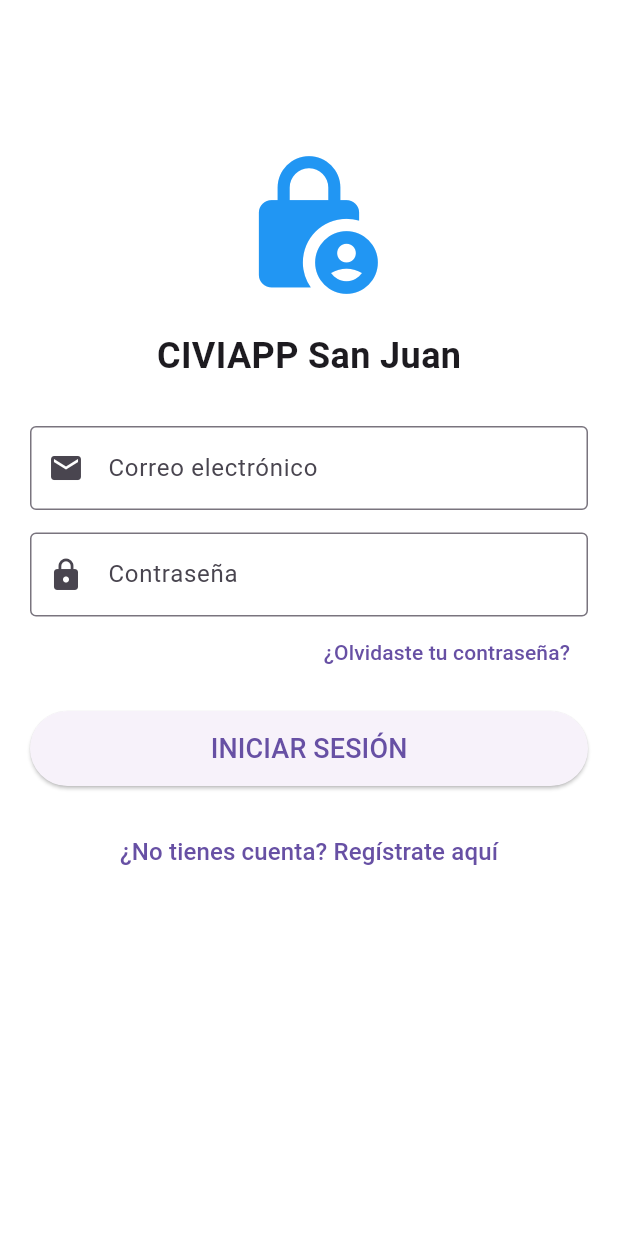
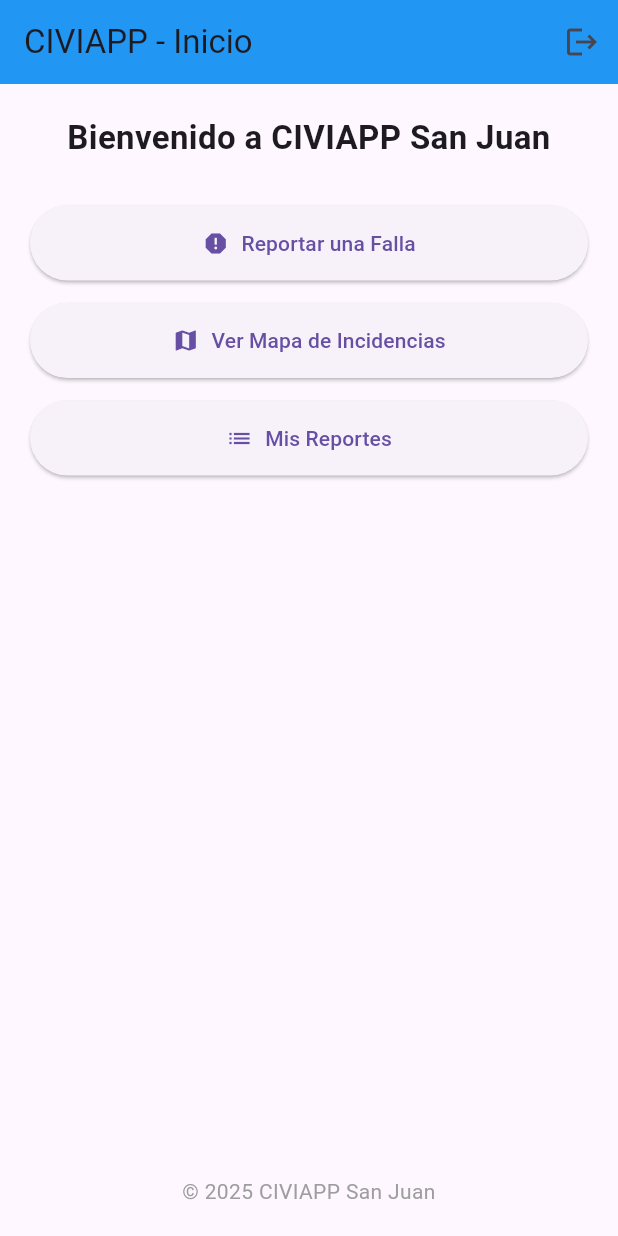
Before and after one commit to jesuscolmenaresp/civiapp, a Flutter app: the screen it shows after launch, after a tap on "INICIAR SESIÓN", on a phone screen of 412 x 824 dp. Run offline on Flutter 3.47's test engine with Material 3 defaults, Android fonts, the phone set to English and light mode, and no system bars.

Commit message:
nuevas pantallas

```diff
--- /dev/null
+++ b/lib/home.dart
@@ -0,0 +1,112 @@
+import 'package:flutter/material.dart';
+
+// Importa las pantallas (aunque aún no existan, las crearás luego)
+import 'crear_reporte.dart';
+import 'mapa.dart';
+import 'mis_reportes.dart';
+
+class HomeScreen extends StatelessWidget {
+  const HomeScreen({super.key});
+
+  @override
+  Widget build(BuildContext context) {
+    return Scaffold(
+      appBar: AppBar(
+        title: const Text('CIVIAPP - Inicio'),
+        backgroundColor: Colors.blue,
+        actions: [
+          IconButton(
+            icon: const Icon(Icons.logout),
+            onPressed: () {
+              // Cerrar sesión → vuelve al login
+              Navigator.pop(context);
+            },
+          )
+        ],
+      ),
+
+      body: Padding(
+        padding: const EdgeInsets.all(20.0),
+        child: Column(
+          crossAxisAlignment: CrossAxisAlignment.stretch,
+          children: [
+
+            const Text(
+              'Bienvenido a CIVIAPP San Juan',
+              style: TextStyle(
+                fontSize: 22,
+                fontWeight: FontWeight.bold,
+              ),
+              textAlign: TextAlign.center,
+            ),
+
+            const SizedBox(height: 30),
+
+            // BOTÓN: CREAR REPORTE
+            ElevatedButton.icon(
+              icon: const Icon(Icons.report),
+              label: const Text('Reportar una Falla'),
+              style: ElevatedButton.styleFrom(
+                padding: const EdgeInsets.symmetric(vertical: 15),
+              ),
+              onPressed: () {
+                Navigator.push(
+                  context,
+                  MaterialPageRoute(
+                    builder: (context) => const CrearReporteScreen(),
+                  ),
+                );
+              },
+            ),
+
+            const SizedBox(height: 15),
+
+            // BOTÓN: VER MAPA
+            ElevatedButton.icon(
+              icon: const Icon(Icons.map),
+              label: const Text('Ver Mapa de Incidencias'),
+              style: ElevatedButton.styleFrom(
+                padding: const EdgeInsets.symmetric(vertical: 15),
+              ),
+              onPressed: () {
+                Navigator.push(
+                  context,
+                  MaterialPageRoute(
+                    builder: (context) => const MapaScreen(),
+                  ),
+                );
+              },
+            ),
+
+            const SizedBox(height: 15),
+
+            // BOTÓN: MIS REPORTES
+            ElevatedButton.icon(
+              icon: const Icon(Icons.list),
+              label: const Text('Mis Reportes'),
+              style: ElevatedButton.styleFrom(
+                padding: const EdgeInsets.symmetric(vertical: 15),
+              ),
+              onPressed: () {
+                Navigator.push(
+                  context,
+                  MaterialPageRoute(
+                    builder: (context) => const MisReportesScreen(),
+                  ),
+                );
+              },
+            ),
+
+            const Spacer(),
+
+            const Text(
+              '© 2025 CIVIAPP San Juan',
+              textAlign: TextAlign.center,
+              style: TextStyle(color: Colors.grey),
+            ),
+          ],
+        ),
+      ),
+    );
+  }
+}
--- a/lib/main.dart
+++ b/lib/main.dart
@@ -1,5 +1,6 @@
 import 'package:flutter/material.dart';
-import 'registro.dart'; // IMPORTANTE: Esto conecta con tu otro archivo
+import 'registro.dart';
+import 'home.dart'; //  IMPORTAMOS LA PANTALLA HOME
 
 void main() => runApp(const MyApp());
 
@@ -10,7 +11,7 @@ class MyApp extends StatelessWidget {
   Widget build(BuildContext context) {
     return MaterialApp(
       debugShowCheckedModeBanner: false,
-      title: 'CIVIAPP San Juan', // Nombre oficial de tu proyecto [cite: 3]
+      title: 'CIVIAPP San Juan',
       theme: ThemeData(
         primarySwatch: Colors.blue,
       ),
@@ -28,11 +29,11 @@ class LoginPage extends StatelessWidget {
       backgroundColor: Colors.white,
       body: Padding(
         padding: const EdgeInsets.all(20.0),
-        child: SingleChildScrollView( // Agregado para evitar errores de espacio
+        child: SingleChildScrollView(
           child: Column(
             mainAxisAlignment: MainAxisAlignment.center,
             children: [
-              const SizedBox(height: 80), // Espacio superior
+              const SizedBox(height: 80),
               const Icon(Icons.lock_person, size: 100, color: Colors.blue),
               const SizedBox(height: 20),
               const Text(
@@ -41,7 +42,7 @@ class LoginPage extends StatelessWidget {
               ),
               const SizedBox(height: 30),
 
-              // Campo de Usuario (Correo)
+              // Correo
               const TextField(
                 decoration: InputDecoration(
                   labelText: 'Correo electrónico',
@@ -51,7 +52,7 @@ class LoginPage extends StatelessWidget {
               ),
               const SizedBox(height: 15),
 
-              // Campo de Contraseña
+              // Contraseña
               const TextField(
                 obscureText: true,
                 decoration: InputDecoration(
@@ -61,44 +62,53 @@ class LoginPage extends StatelessWidget {
                 ),
               ),
 
-              // Opción de Recuperar Contraseña
               Align(
                 alignment: Alignment.centerRight,
                 child: TextButton(
-                  onPressed: () {
-                    print("Navegando a recuperar contraseña...");
-                  },
+                  onPressed: () {},
                   child: const Text('¿Olvidaste tu contraseña?'),
                 ),
               ),
 
               const SizedBox(height: 15),
 
-              // Botón de Entrar
+              // BOTÓN INICIAR SESIÓN
               SizedBox(
                 width: double.infinity,
                 height: 50,
                 child: ElevatedButton(
                   onPressed: () {
-                    print("Validando datos en base de datos MySQL...");
+                    // 🔥 AQUÍ NAVEGA AL HOME
+                    Navigator.pushReplacement(
+                      context,
+                      MaterialPageRoute(
+                        builder: (context) => const HomeScreen(),
+                      ),
+                    );
                   },
-                  child: const Text('INICIAR SESIÓN', style: TextStyle(fontSize: 18)),
+                  child: const Text(
+                    'INICIAR SESIÓN',
+                    style: TextStyle(fontSize: 18),
+                  ),
                 ),
               ),
 
               const SizedBox(height: 20),
 
-              // Botón para ir al Registro
+              // IR A REGISTRO
               TextButton(
                 onPressed: () {
-                  // Esta línea hace la magia de cambiar de pantalla
                   Navigator.push(
                     context,
-                    MaterialPageRoute(builder: (context) => const RegistroScreen()),
+                    MaterialPageRoute(
+                      builder: (context) => const RegistroScreen(),
+                    ),
                   );
                 },
-                child: const Text('¿No tienes cuenta? Regístrate aquí',
-                  style: TextStyle(fontSize: 16)),
+                child: const Text(
+                  '¿No tienes cuenta? Regístrate aquí',
+                  style: TextStyle(fontSize: 16),
+                ),
               ),
             ],
           ),
```
Also changed, not shown: lib/crear_reporte.dart (added, +102 -0 lines), lib/mapa.dart (added, +114 -0 lines), lib/mis_reportes.dart (added, +48 -0 lines), lib/login.dart (added).
